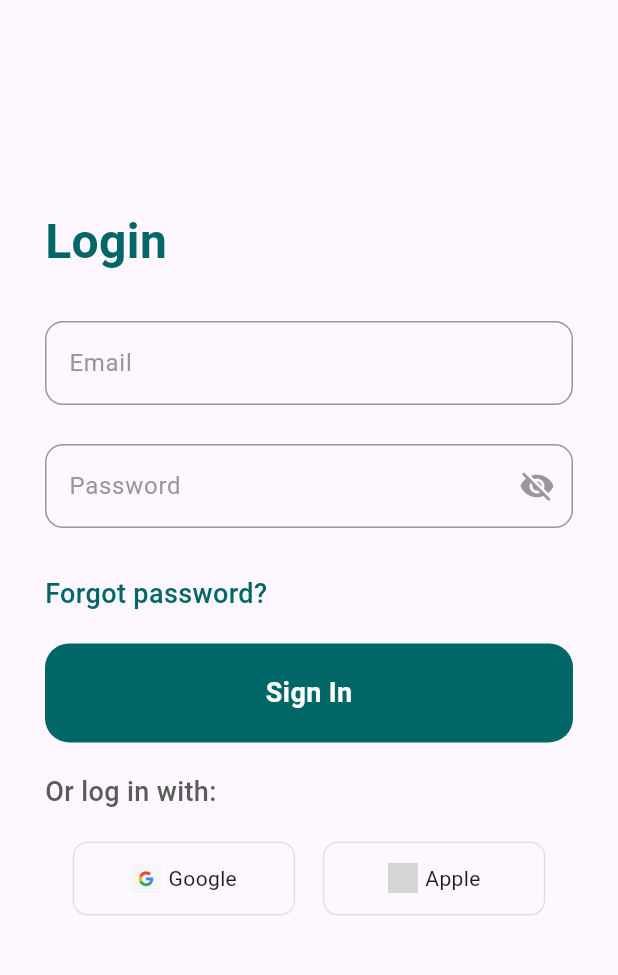
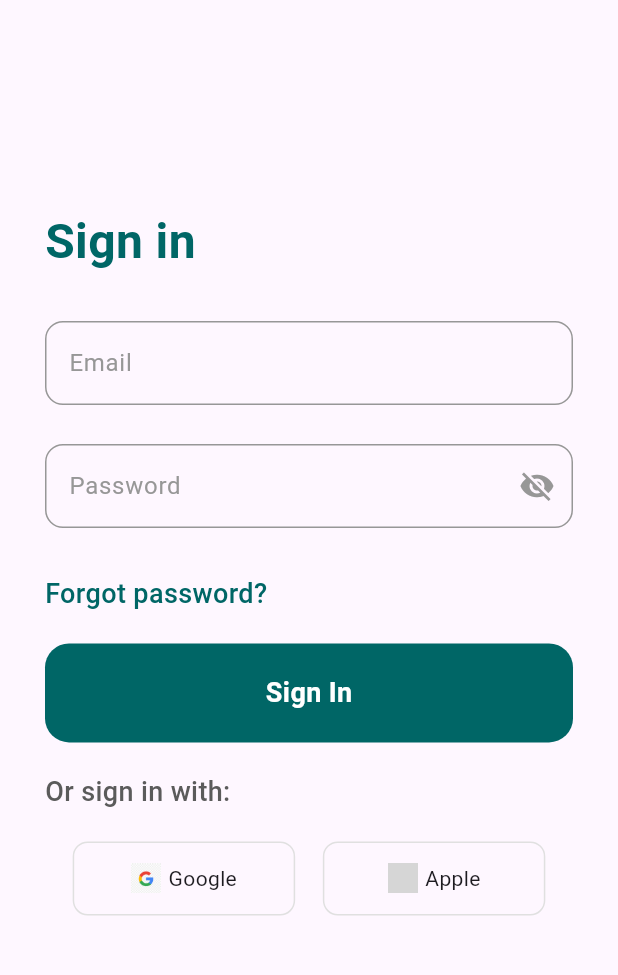
Before and after one commit to sharon5555/Signup-UI-flutter, a Flutter app: the screen it shows after launch, after a tap on "Get Started", on a phone screen of 412 x 824 dp, the part 57-1032 px from its top. Run offline on Flutter 3.47's test engine with Material 3 defaults, Android fonts, the light colour scheme and no system bars; Roboto replaces fonts that are missing (Poppins); grey boxes are pictures that could not be loaded.

Commit message:
updated the login file

```diff
--- a/sign_up/lib/screens/login.dart
+++ b/sign_up/lib/screens/login.dart
@@ -58,7 +58,7 @@ class Login extends StatelessWidget {
             children: [
               const SizedBox(height: 120),
               Text(
-                'Login',
+                'Sign in',
                 style: titleText,
               ),
               const SizedBox(height: 25),
@@ -88,7 +88,7 @@ class Login extends StatelessWidget {
               ),
               const SizedBox(height: 20),
               Text(
-                'Or log in with:',
+                'Or sign in with:',
                 style: subTitle.copyWith(color: nZambeziColor),
               ),
               const SizedBox(height: 20),
```
